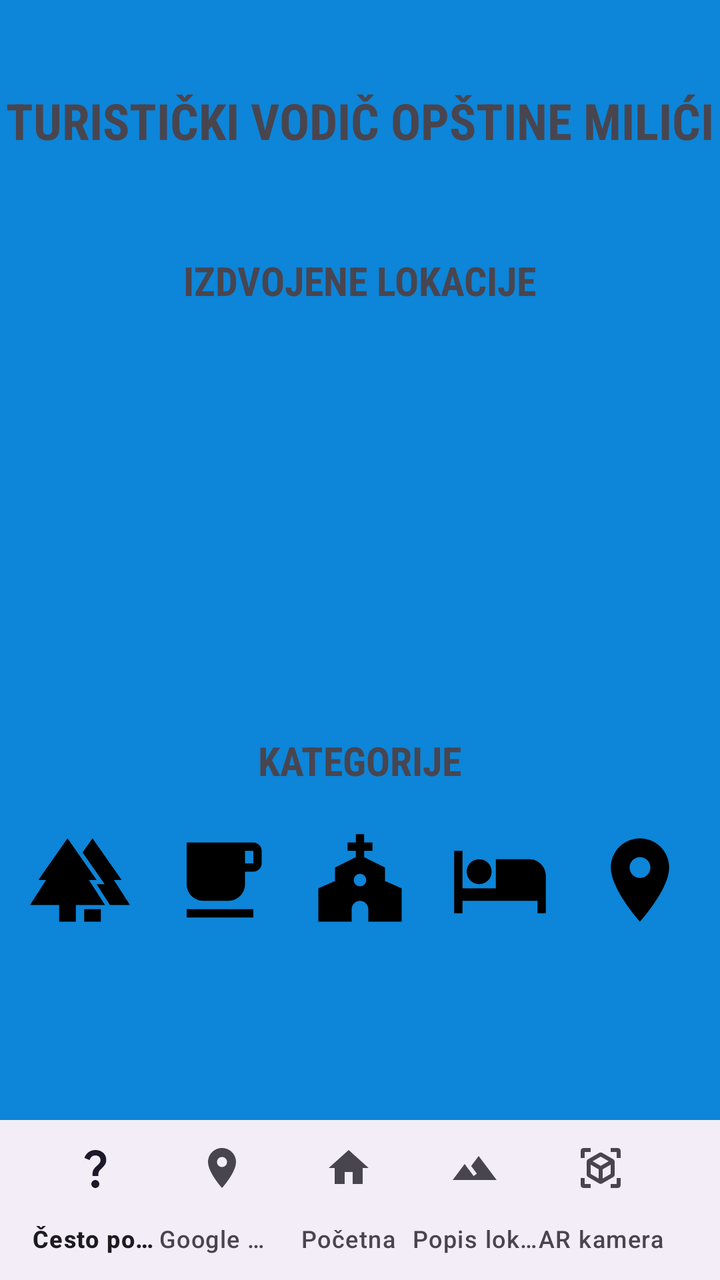
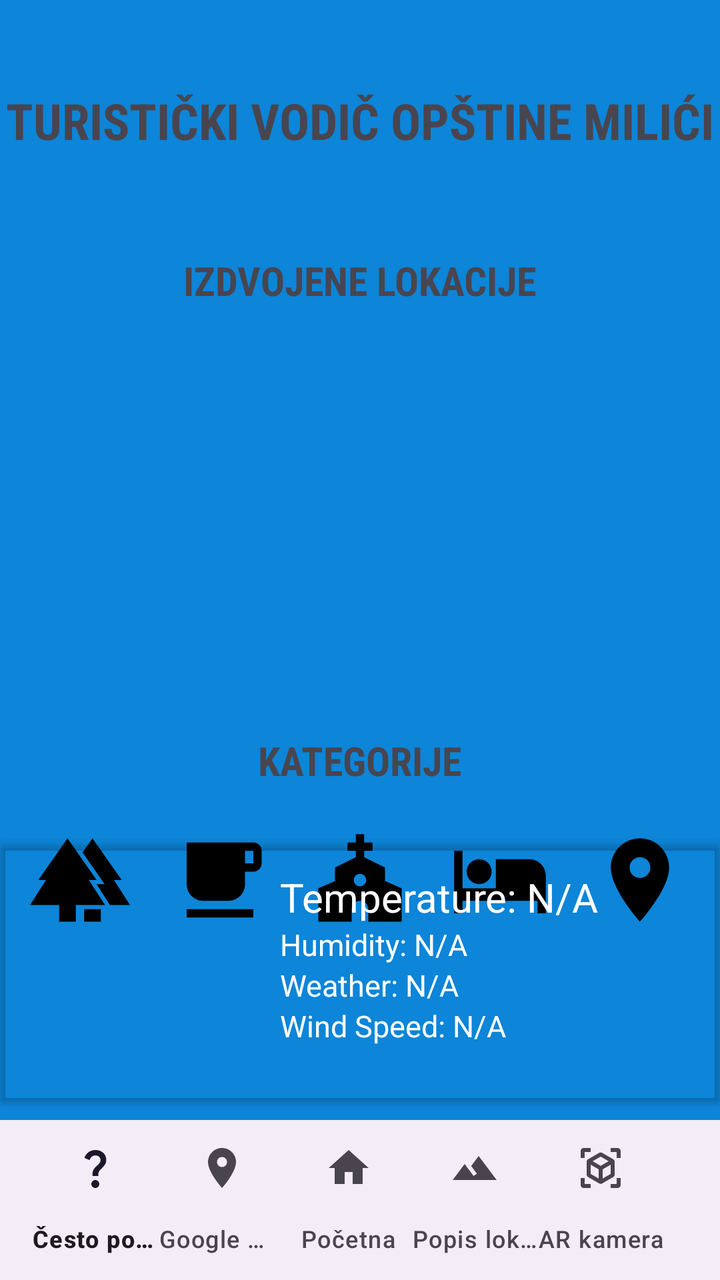

Before-and-after screenshots of an Android layout around one commit, followed by the original layout XML and the change that was made.
<!-- AndroidManifest.xml: application theme Theme.ARTour -->
<!-- res/layout/fragment_pocetna.xml -->
<?xml version="1.0" encoding="utf-8"?>
<androidx.coordinatorlayout.widget.CoordinatorLayout xmlns:android="http://schemas.android.com/apk/res/android"
    xmlns:app="http://schemas.android.com/apk/res-auto"
    xmlns:tools="http://schemas.android.com/tools"
    android:layout_width="match_parent"
    android:layout_height="match_parent"
    android:background="@color/pozadina"
    tools:context=".PocetnaFragment">

    <FrameLayout
        android:id="@+id/frame_layout"
        android:layout_width="match_parent"
        android:layout_height="match_parent"/>

    <com.google.android.material.bottomappbar.BottomAppBar
        android:layout_width="match_parent"
        android:layout_height="wrap_content"
        android:id="@+id/bottomAppBar"
        android:layout_gravity="bottom"
        android:background="@color/white"
        app:fabCradleMargin="10dp"
        app:fabCradleRoundedCornerRadius="50dp">

        <com.google.android.material.bottomnavigation.BottomNavigationView
            android:layout_width="wrap_content"
            android:layout_height="wrap_content"
            android:id="@+id/bottomNavigationView"
            android:layout_marginEnd="20dp"
            app:labelVisibilityMode="labeled"
            android:background="@android:color/transparent"
            app:menu="@menu/bottom_menu"/>
    </com.google.android.material.bottomappbar.BottomAppBar>

    <TextView
        android:id="@+id/naslov"
        android:layout_width="wrap_content"
        android:layout_height="wrap_content"
        android:fontFamily="sans-serif-condensed"
        android:text="TURISTIČKI VODIČ OPŠTINE MILIĆI"
        android:textSize="25dp"
        android:textStyle="bold"
        app:layout_anchor="@+id/frame_layout"
        app:layout_anchorGravity="center"
        android:translationY="-260dp"/>

    <TextView
        android:id="@+id/kartice"
        android:layout_width="wrap_content"
        android:layout_height="wrap_content"
        android:text="IZDVOJENE LOKACIJE"
        android:fontFamily="sans-serif-condensed"
        android:textSize="20dp"
        android:textStyle="bold"
        app:layout_anchor="@+id/frame_layout"
        app:layout_anchorGravity="center"
        android:translationY="-180dp"/>

    <androidx.viewpager2.widget.ViewPager2
        android:layout_width="410dp"
        android:layout_height="210dp"
        app:layout_anchor="@+id/frame_layout"
        app:layout_anchorGravity="center"
        android:translationY="-50dp"/>

    <ImageView
        android:id="@+id/ikona1"
        android:layout_width="50dp"
        android:layout_height="50dp"
        app:layout_anchor="@+id/frame_layout"
        app:layout_anchorGravity="center"
        app:srcCompat="@drawable/baseline_forest_24"
        android:translationY="120dp"
        android:translationX="-140dp"/>
    <ImageView
        android:id="@+id/ikona2"
        android:layout_width="50dp"
        android:layout_height="50dp"
        app:layout_anchor="@+id/frame_layout"
        app:layout_anchorGravity="center"
        app:srcCompat="@drawable/baseline_local_cafe_24"
        android:translationY="120dp"
        android:translationX="-70dp"/>
    <ImageView
        android:id="@+id/ikona3"
        android:layout_width="50dp"
        android:layout_height="50dp"
        app:layout_anchor="@+id/frame_layout"
        app:layout_anchorGravity="center"
        app:srcCompat="@drawable/baseline_church_24"
        android:translationY="120dp"
        android:translationX="0dp"/>

    <ImageView
        android:id="@+id/ikona4"
        android:layout_width="50dp"
        android:layout_height="50dp"
        android:src="@drawable/baseline_hotel_24"
        app:layout_anchor="@+id/frame_layout"
        app:layout_anchorGravity="center"
        android:translationY="120dp"
        android:translationX="70dp"/>

    <ImageView
        android:id="@+id/ikona5"
        android:layout_width="50dp"
        android:layout_height="50dp"
        android:src="@drawable/baseline_place_24"
        app:layout_anchor="@+id/frame_layout"
        app:layout_anchorGravity="center"
        android:translationY="120dp"
        android:translationX="140dp"/>

    <TextView
        android:id="@+id/kategorije"
        android:layout_width="wrap_content"
        android:layout_height="wrap_content"
        android:text="KATEGORIJE"
        android:fontFamily="sans-serif-condensed"
        android:textSize="20dp"
        android:textStyle="bold"
        android:translationY="60dp"
        app:layout_anchor="@+id/frame_layout"
        app:layout_anchorGravity="center" />
</androidx.coordinatorlayout.widget.CoordinatorLayout>
<!-- resources referenced by this layout -->
<resources>
  <color name="pozadina">#0d85d8</color>
  <color name="white">#FFFFFFFF</color>
  <!-- drawable baseline_church_24 (drawable) -->
  <vector android:height="24dp" android:tint="#000000"
      android:viewportHeight="24" android:viewportWidth="24"
      android:width="24dp" xmlns:android="http://schemas.android.com/apk/res/android">
      <path android:fillColor="@android:color/white" android:pathData="M18,12.22V9l-5,-2.5V5h2V3h-2V1h-2v2H9v2h2v1.5L6,9v3.22L2,14v8h8v-3c0,-1.1 0.9,-2 2,-2s2,0.9 2,2v3h8v-8L18,12.22zM12,13.5c-0.83,0 -1.5,-0.67 -1.5,-1.5s0.67,-1.5 1.5,-1.5s1.5,0.67 1.5,1.5S12.83,13.5 12,13.5z"/>
  </vector>
  <!-- drawable baseline_forest_24 (drawable) -->
  <vector android:height="24dp" android:tint="#000000"
      android:viewportHeight="24" android:viewportWidth="24"
      android:width="24dp" xmlns:android="http://schemas.android.com/apk/res/android">
      <path android:fillColor="@android:color/white" android:pathData="M16,12l-7,-10l-7,10l1.86,0l-3.86,6l7,0l0,4l4,0l0,-4l7,0l-3.86,-6z"/>
      <path android:fillColor="@android:color/white" android:pathData="M20.14,12l1.86,0l-7,-10l-2.39,3.41l5.31,7.59l-1.92,0l-0.03,0l3.22,5l4.81,0z"/>
      <path android:fillColor="@android:color/white" android:pathData="M13,19h4v3h-4z"/>
  </vector>
  <!-- drawable baseline_hotel_24 (drawable) -->
  <vector android:height="24dp" android:tint="#000000"
      android:viewportHeight="24" android:viewportWidth="24"
      android:width="24dp" xmlns:android="http://schemas.android.com/apk/res/android">
      <path android:fillColor="@android:color/white" android:pathData="M7,13c1.66,0 3,-1.34 3,-3S8.66,7 7,7s-3,1.34 -3,3 1.34,3 3,3zM19,7h-8v7L3,14L3,5L1,5v15h2v-3h18v3h2v-9c0,-2.21 -1.79,-4 -4,-4z"/>
  </vector>
  <!-- drawable baseline_local_cafe_24 (drawable) -->
  <vector android:height="24dp" android:tint="#000000"
      android:viewportHeight="24" android:viewportWidth="24"
      android:width="24dp" xmlns:android="http://schemas.android.com/apk/res/android">
      <path android:fillColor="@android:color/white" android:pathData="M20,3L4,3v10c0,2.21 1.79,4 4,4h6c2.21,0 4,-1.79 4,-4v-3h2c1.11,0 2,-0.9 2,-2L22,5c0,-1.11 -0.89,-2 -2,-2zM20,8h-2L18,5h2v3zM4,19h16v2L4,21z"/>
  </vector>
  <!-- drawable baseline_place_24 (drawable) -->
  <vector android:height="24dp" android:tint="#000000"
      android:viewportHeight="24" android:viewportWidth="24"
      android:width="24dp" xmlns:android="http://schemas.android.com/apk/res/android">
      <path android:fillColor="@android:color/white" android:pathData="M12,2C8.13,2 5,5.13 5,9c0,5.25 7,13 7,13s7,-7.75 7,-13c0,-3.87 -3.13,-7 -7,-7zM12,11.5c-1.38,0 -2.5,-1.12 -2.5,-2.5s1.12,-2.5 2.5,-2.5 2.5,1.12 2.5,2.5 -1.12,2.5 -2.5,2.5z"/>
  </vector>
  <style name="Theme.ARTour" parent="Base.Theme.ARTour" />
  <style name="Base.Theme.ARTour" parent="Theme.Material3.DayNight.NoActionBar">
          
          
      </style>
</resources>

<!-- the commit's change to res/layout/fragment_pocetna.xml (unified diff, before → after) -->
@@ -121,4 +121,79 @@
         android:translationY="60dp"
         app:layout_anchor="@+id/frame_layout"
         app:layout_anchorGravity="center" />
+
+    <androidx.cardview.widget.CardView
+        android:layout_width="match_parent"
+        android:layout_height="130dp"
+        android:layout_below="@id/ikona5"
+        android:layout_gravity="bottom|center"
+        android:layout_marginBottom="90dp"
+
+        android:foregroundGravity="center"
+        app:cardBackgroundColor="#00FFFFFF">
+
+        <LinearLayout
+            android:layout_width="match_parent"
+            android:layout_height="match_parent"
+            android:orientation="horizontal">
+
+            <ImageView
+                android:id="@+id/weatherIconImageView"
+                android:layout_width="100dp"
+                android:layout_height="100dp"
+                android:layout_below="@id/windSpeedTextView"
+                android:layout_gravity="center|left"
+                android:layout_marginLeft="20dp"
+                android:contentDescription="TODO" />
+
+            <LinearLayout
+                android:layout_width="match_parent"
+                android:layout_height="100dp"
+                android:layout_gravity="center|right"
+                android:layout_marginLeft="20dp"
+                android:layout_marginRight="20dp"
+                android:orientation="vertical">
+
+                <TextView
+                    android:id="@+id/temperatureTextView"
+                    android:layout_width="match_parent"
+                    android:layout_height="wrap_content"
+                    android:text="Temperature: N/A"
+                    android:textColor="@color/white"
+                    android:textSize="20sp" />
+
+                <TextView
+                    android:id="@+id/humidityTextView"
+                    android:layout_width="match_parent"
+                    android:layout_height="wrap_content"
+                    android:layout_below="@id/temperatureTextView"
+                    android:text="Humidity: N/A"
+                    android:textColor="@color/white"
+                    android:textSize="15sp" />
+
+                <TextView
+                    android:id="@+id/weatherInfoTextView"
+                    android:layout_width="match_parent"
+                    android:layout_height="wrap_content"
+                    android:layout_below="@id/humidityTextView"
+                    android:text="Weather: N/A"
+                    android:textColor="@color/white"
+                    android:textSize="15sp" />
+
+                <TextView
+                    android:id="@+id/windSpeedTextView"
+                    android:layout_width="match_parent"
+                    android:layout_height="wrap_content"
+                    android:layout_below="@id/weatherInfoTextView"
+                    android:text="Wind Speed: N/A"
+                    android:textColor="@color/white"
+                    android:textSize="15sp" />
+
+            </LinearLayout>
+
+
+        </LinearLayout>
+
+    </androidx.cardview.widget.CardView>
+
 </androidx.coordinatorlayout.widget.CoordinatorLayout>
